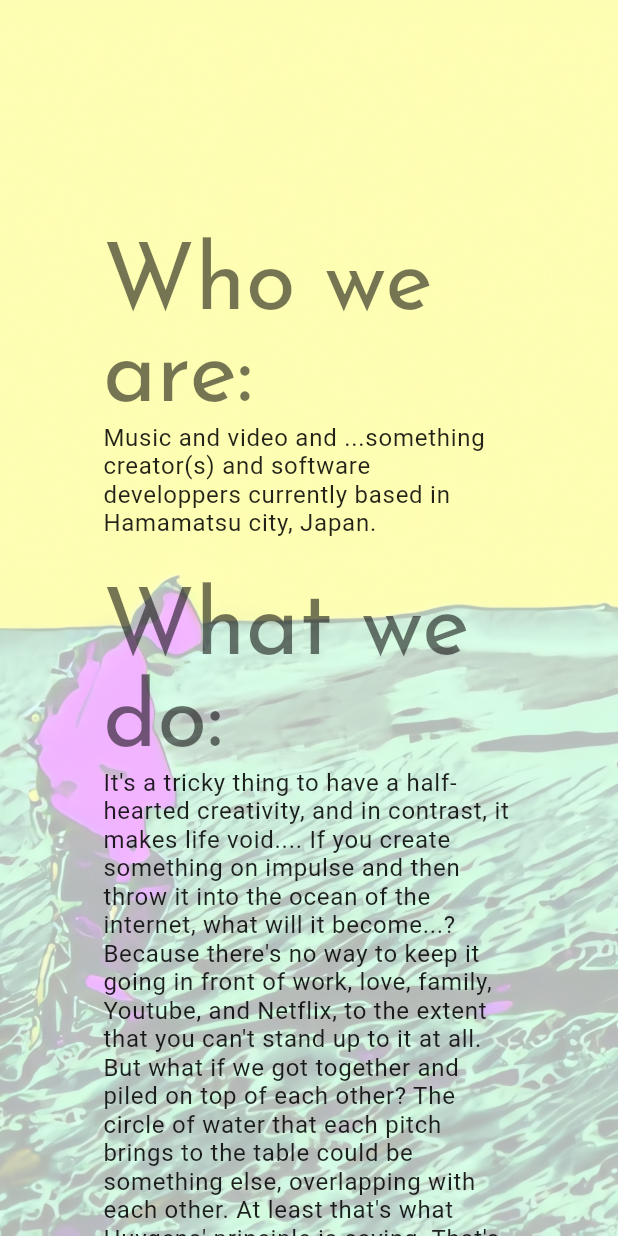
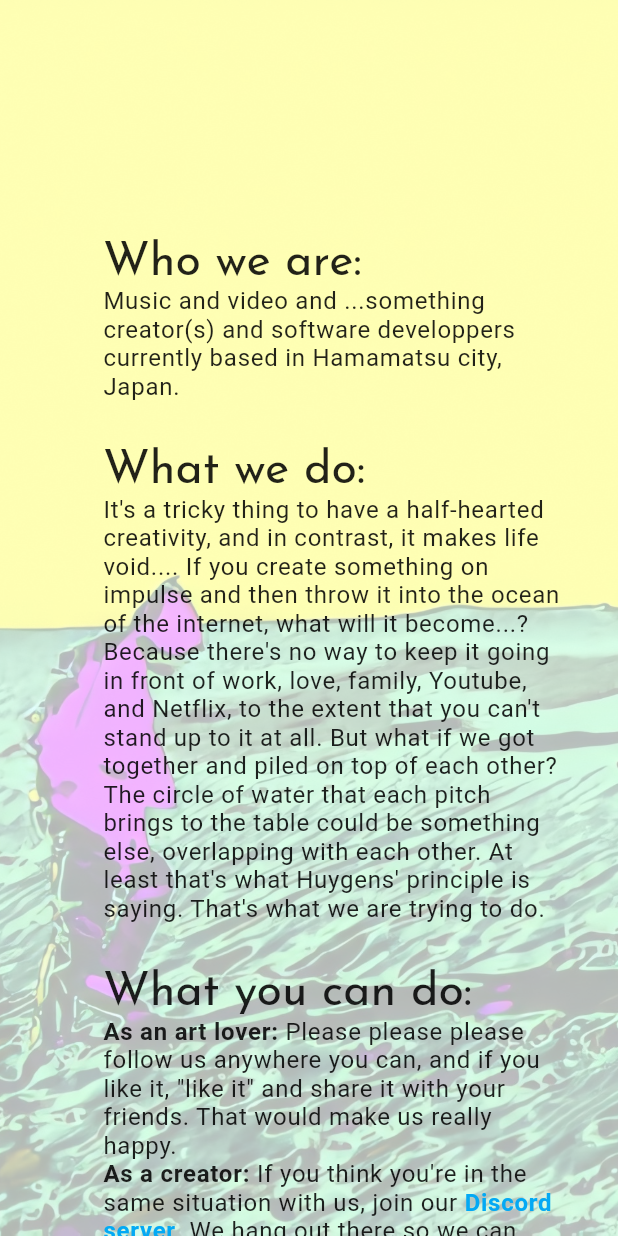
Before and after one commit to tabezo-ichikawa/tabezo-ichikawa.github.io.dev, a Flutter app: the AboutScreen widget shown alone on an empty page, opened directly, on a phone screen of 412 x 824 dp. Run offline on Flutter 3.47's test engine with Material 2 defaults, Android fonts, the phone set to English and light mode, and no system bars; our stand-ins replace auto_size_text, google_fonts, material_design_icons_flutter, video_player.

Commit message:
Add some responsibility

```diff
--- a/lib/main.dart
+++ b/lib/main.dart
@@ -14,7 +14,6 @@ class MyApp extends StatelessWidget {
       title: 'Tabezo Ichikawa\'s homepage',
       debugShowCheckedModeBanner: false,
       theme: ThemeData(
-        primarySwatch: Colors.blue,
         visualDensity: VisualDensity.adaptivePlatformDensity,
         textTheme: TextTheme(
           headline1: GoogleFonts.josefinSans(
@@ -43,6 +42,9 @@ class MyApp extends StatelessWidget {
               fontSize: 12, fontWeight: FontWeight.w400, letterSpacing: 0.4),
           overline: GoogleFonts.roboto(
               fontSize: 10, fontWeight: FontWeight.w400, letterSpacing: 1.5),
+        ).apply(
+          bodyColor: Colors.black87,
+          displayColor: Colors.black87,
         ),
       ),
       home: NavScreen(),
--- a/lib/screens/about_screen.dart
+++ b/lib/screens/about_screen.dart
@@ -1,5 +1,6 @@
 import 'package:flutter/material.dart';
 import 'package:tabezo_web/widgets/about_paragraph.dart';
+import 'package:tabezo_web/widgets/responsive.dart';
 
 class AboutScreen extends StatefulWidget {
   @override
@@ -9,8 +10,8 @@ class AboutScreen extends StatefulWidget {
 class _AboutScreenState extends State<AboutScreen> {
   @override
   Widget build(BuildContext context) {
-    final Size screenSize = MediaQuery.of(context).size;
-    final double sideAreaWidth = screenSize.width / 6;
+    final screenSize = MediaQuery.of(context).size;
+    final sideAreaWidth = screenSize.width / 6;
 
     return Stack(
       children: <Widget>[
@@ -31,7 +32,7 @@ class _AboutScreenState extends State<AboutScreen> {
           padding: EdgeInsets.fromLTRB(
             sideAreaWidth,
             140,
-            sideAreaWidth,
+            Responsive.isDesktop(context) ? sideAreaWidth : sideAreaWidth / 2,
             0,
           ),
           child: Center(
--- a/lib/screens/nav_screen.dart
+++ b/lib/screens/nav_screen.dart
@@ -80,9 +80,11 @@ class _NavScreenState extends State<NavScreen> {
   // TODO: mapかなにかでlistの数だけdrawerのメニューを出すようにできる
   Drawer _getDrawer(BuildContext context) {
     return Drawer(
+      child: Container(
+        color: Colors.yellow,
         child: ListView(
           children: <Widget>[
-          SizedBox(
+            const SizedBox(
               height: 100,
             ),
             ListTile(
@@ -146,6 +148,7 @@ class _NavScreenState extends State<NavScreen> {
             ),
           ],
         ),
+      ),
     );
   }
 }
--- a/lib/widgets/about_paragraph.dart
+++ b/lib/widgets/about_paragraph.dart
@@ -1,6 +1,7 @@
 import 'package:flutter/material.dart';
 import 'package:google_fonts/google_fonts.dart';
 import 'package:tabezo_web/config/paragraphs.dart';
+import 'package:tabezo_web/widgets/responsive.dart';
 
 class AboutParagraph extends StatelessWidget {
   @override
@@ -15,7 +16,9 @@ class AboutParagraph extends StatelessWidget {
           children: <TextSpan>[
             TextSpan(
               text: 'Who we are:',
-              style: myTextTheme.headline3,
+              style: Responsive.isDesktop(context)
+                  ? myTextTheme.headline3
+                  : myTextTheme.headline5,
             ),
             const TextSpan(
               text: "\n",
@@ -26,7 +29,9 @@ class AboutParagraph extends StatelessWidget {
             ),
             TextSpan(
               text: 'What we do:',
-              style: myTextTheme.headline3,
+              style: Responsive.isDesktop(context)
+                  ? myTextTheme.headline3
+                  : myTextTheme.headline5,
             ),
             const TextSpan(
               text: "\n",
@@ -37,7 +42,9 @@ class AboutParagraph extends StatelessWidget {
             ),
             TextSpan(
               text: 'What you can do:',
-              style: myTextTheme.headline3,
+              style: Responsive.isDesktop(context)
+                  ? myTextTheme.headline3
+                  : myTextTheme.headline5,
             ),
             const TextSpan(
               text: "\n",
```
Also changed, not shown: 3 other files. Lines whose indentation alone changed are shown as unchanged.
